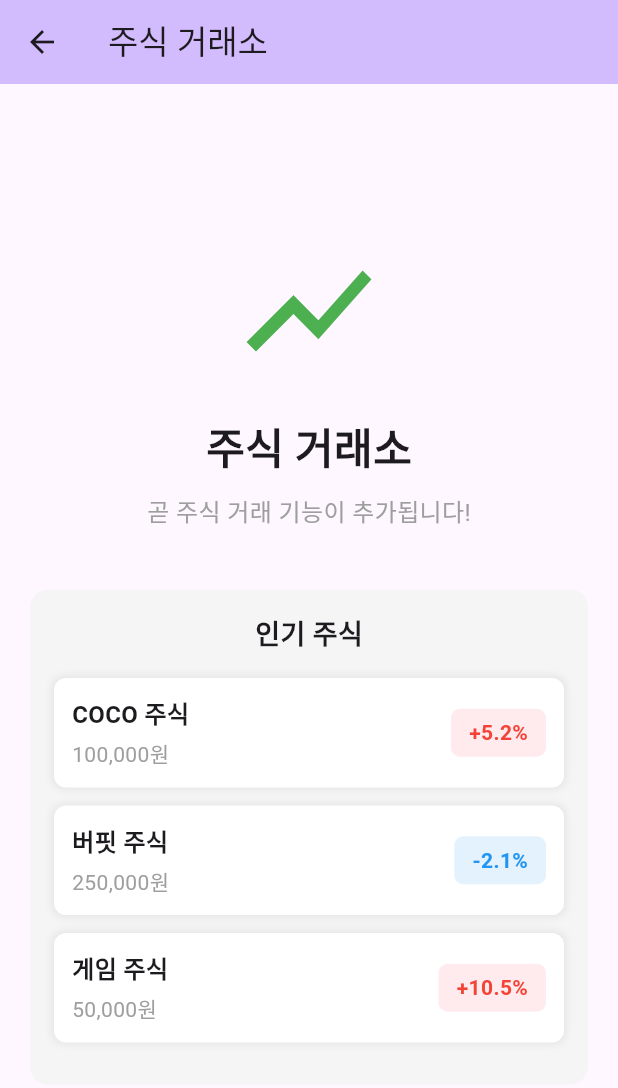
After one commit to coco-ccl/coco-buffett-client, a Flutter app: the screen it shows after launch, after a tap on the "show chart" icon, on a phone screen of 412 x 824 dp. The commit adds this screen. Shown: the top 1088 px of the screen. Run offline on Flutter 3.47's test engine with Material 3 defaults, Android fonts, the phone set to English and light mode, and no system bars; our stand-ins replace flutter_bloc, freezed_annotation, go_router; missing offline and left inert: flame, flame_bloc.

Commit message:
feat: 주식 페이지 추가

```diff
--- a/lib/home/home_page.dart
+++ b/lib/home/home_page.dart
@@ -1,6 +1,7 @@
 import 'package:flame/game.dart';
 import 'package:flutter/material.dart';
 import 'package:flutter_bloc/flutter_bloc.dart';
+import 'package:go_router/go_router.dart';
 import '../game/coco_game.dart';
 import '../game/player_bloc/player_bloc.dart';
 
@@ -40,6 +41,17 @@ class _HomePageState extends State<HomePage> {
         body: Stack(
           children: [
             GameWidget(game: game),
+            // 주식창 버튼
+            Positioned(
+              top: 20,
+              right: 20,
+              child: FloatingActionButton(
+                heroTag: 'stock_button',
+                onPressed: () => context.go('/stock'),
+                backgroundColor: Colors.green,
+                child: const Icon(Icons.show_chart),
+              ),
+            ),
             // 방향 컨트롤 버튼
             Positioned(
               right: 20,
@@ -51,6 +63,7 @@ class _HomePageState extends State<HomePage> {
               left: 20,
               bottom: 20,
               child: FloatingActionButton(
+                heroTag: 'customization_button',
                 onPressed: () => _showCustomizationDialog(context),
                 child: const Icon(Icons.settings),
               ),
--- a/lib/route/app_router.dart
+++ b/lib/route/app_router.dart
@@ -1,4 +1,5 @@
 import 'package:cocobuffett/home/home_page.dart';
+import 'package:cocobuffett/stock/stock_page.dart';
 import 'package:flutter/material.dart';
 import 'package:go_router/go_router.dart';
 
@@ -15,6 +16,11 @@ class AppRouter {
         name: 'home',
         builder: (context, state) => const HomePage(),
       ),
+      GoRoute(
+        path: '/stock',
+        name: 'stock',
+        builder: (context, state) => const StockPage(),
+      ),
     ],
   );
 
--- /dev/null
+++ b/lib/stock/stock_bloc/stock_bloc.dart
@@ -0,0 +1,16 @@
+import 'package:freezed_annotation/freezed_annotation.dart';
+import 'package:flutter_bloc/flutter_bloc.dart';
+
+part 'stock_event.dart';
+part 'stock_state.dart';
+part 'stock_bloc.freezed.dart';
+
+class StockBloc extends Bloc<StockEvent, StockState> {
+  StockBloc() : super(_initState) {
+    on<StockEvent>((event, emit) {
+      // TODO: implement event handler
+    });
+  }
+
+  static StockState get _initState => const StockState.empty(StockData());
+}
--- /dev/null
+++ b/lib/stock/stock_bloc/stock_event.dart
@@ -0,0 +1,7 @@
+part of 'stock_bloc.dart';
+
+@freezed
+sealed class StockEvent with _$StockEvent {
+  // initial load events (optional)
+  const factory StockEvent.started() = _Started;
+}
--- /dev/null
+++ b/lib/stock/stock_bloc/stock_state.dart
@@ -0,0 +1,16 @@
+part of 'stock_bloc.dart';
+
+enum StockStatus { initial, success, failure, loading }
+
+@freezed
+sealed class StockState with _$StockState {
+  const factory StockState.empty(StockData data) = StockEmpty;
+}
+
+@freezed
+abstract class StockData with _$StockData {
+  const factory StockData({
+    @Default(StockStatus.initial) StockStatus status,
+    @Default([]) List<String> stockList,
+  }) = _StockData;
+}
--- /dev/null
+++ b/lib/stock/stock_page.dart
@@ -0,0 +1,171 @@
+import 'package:flutter/material.dart';
+import 'package:flutter_bloc/flutter_bloc.dart';
+import 'package:go_router/go_router.dart';
+import 'stock_bloc/stock_bloc.dart';
+
+class StockPage extends StatefulWidget {
+  const StockPage({super.key});
+
+  @override
+  State<StockPage> createState() => _StockPageState();
+}
+
+class _StockPageState extends State<StockPage> {
+  late final StockBloc _stockBloc;
+
+  @override
+  void initState() {
+    super.initState();
+    _stockBloc = StockBloc();
+  }
+
+  @override
+  void dispose() {
+    _stockBloc.close();
+    super.dispose();
+  }
+
+  @override
+  Widget build(BuildContext context) {
+    return BlocProvider.value(
+      value: _stockBloc,
+      child: Scaffold(
+        appBar: AppBar(
+          title: const Text('주식 거래소'),
+          backgroundColor: Theme.of(context).colorScheme.inversePrimary,
+          leading: IconButton(
+            icon: const Icon(Icons.arrow_back),
+            onPressed: () => context.go('/'),
+          ),
+        ),
+        body: BlocBuilder<StockBloc, StockState>(
+          builder: (context, state) {
+            return Center(
+              child: Column(
+                mainAxisAlignment: MainAxisAlignment.center,
+                children: [
+                  const Icon(
+                    Icons.show_chart,
+                    size: 100,
+                    color: Colors.green,
+                  ),
+                  const SizedBox(height: 20),
+                  const Text(
+                    '주식 거래소',
+                    style: TextStyle(
+                      fontSize: 28,
+                      fontWeight: FontWeight.bold,
+                    ),
+                  ),
+                  const SizedBox(height: 10),
+                  const Text(
+                    '곧 주식 거래 기능이 추가됩니다!',
+                    style: TextStyle(
+                      fontSize: 16,
+                      color: Colors.grey,
+                    ),
+                  ),
+                  const SizedBox(height: 40),
+                  _buildStockList(),
+                ],
+              ),
+            );
+          },
+        ),
+      ),
+    );
+  }
+
+  Widget _buildStockList() {
+    final dummyStocks = [
+      {'name': 'COCO 주식', 'price': '100,000원', 'change': '+5.2%'},
+      {'name': '버핏 주식', 'price': '250,000원', 'change': '-2.1%'},
+      {'name': '게임 주식', 'price': '50,000원', 'change': '+10.5%'},
+    ];
+
+    return Container(
+      margin: const EdgeInsets.symmetric(horizontal: 20),
+      padding: const EdgeInsets.all(16),
+      decoration: BoxDecoration(
+        color: Colors.grey[100],
+        borderRadius: BorderRadius.circular(12),
+      ),
+      child: Column(
+        children: [
+          const Text(
+            '인기 주식',
+            style: TextStyle(
+              fontSize: 18,
+              fontWeight: FontWeight.bold,
+            ),
+          ),
+          const SizedBox(height: 16),
+          ...dummyStocks.map((stock) => _buildStockItem(
+                stock['name']!,
+                stock['price']!,
+                stock['change']!,
+              )),
+        ],
+      ),
+    );
+  }
+
+  Widget _buildStockItem(String name, String price, String change) {
+    final isPositive = change.startsWith('+');
+    return Container(
+      margin: const EdgeInsets.only(bottom: 12),
+      padding: const EdgeInsets.all(12),
+      decoration: BoxDecoration(
+        color: Colors.white,
+        borderRadius: BorderRadius.circular(8),
+        boxShadow: [
+          BoxShadow(
+            color: Colors.grey.withOpacity(0.2),
+            spreadRadius: 1,
+            blurRadius: 4,
+          ),
+        ],
+      ),
+      child: Row(
+        mainAxisAlignment: MainAxisAlignment.spaceBetween,
+        children: [
+          Column(
+            crossAxisAlignment: CrossAxisAlignment.start,
+            children: [
+              Text(
+                name,
+                style: const TextStyle(
+                  fontSize: 16,
+                  fontWeight: FontWeight.bold,
+                ),
+              ),
+              const SizedBox(height: 4),
+              Text(
+                price,
+                style: const TextStyle(
+                  fontSize: 14,
+                  color: Colors.grey,
+                ),
+              ),
+            ],
+          ),
+          Container(
+            padding: const EdgeInsets.symmetric(horizontal: 12, vertical: 6),
+            decoration: BoxDecoration(
+              color: isPositive ? Colors.red[50] : Colors.blue[50],
+              borderRadius: BorderRadius.circular(6),
+            ),
+            child: Text(
+              change,
+              style: TextStyle(
+                fontSize: 14,
+                fontWeight: FontWeight.bold,
+                color: isPositive ? Colors.red : Colors.blue,
+              ),
+            ),
+          ),
+        ],
+      ),
+    );
+  }
+}
```
Also changed, not shown: lib/stock/stock_bloc/stock_bloc.freezed.dart (added).
